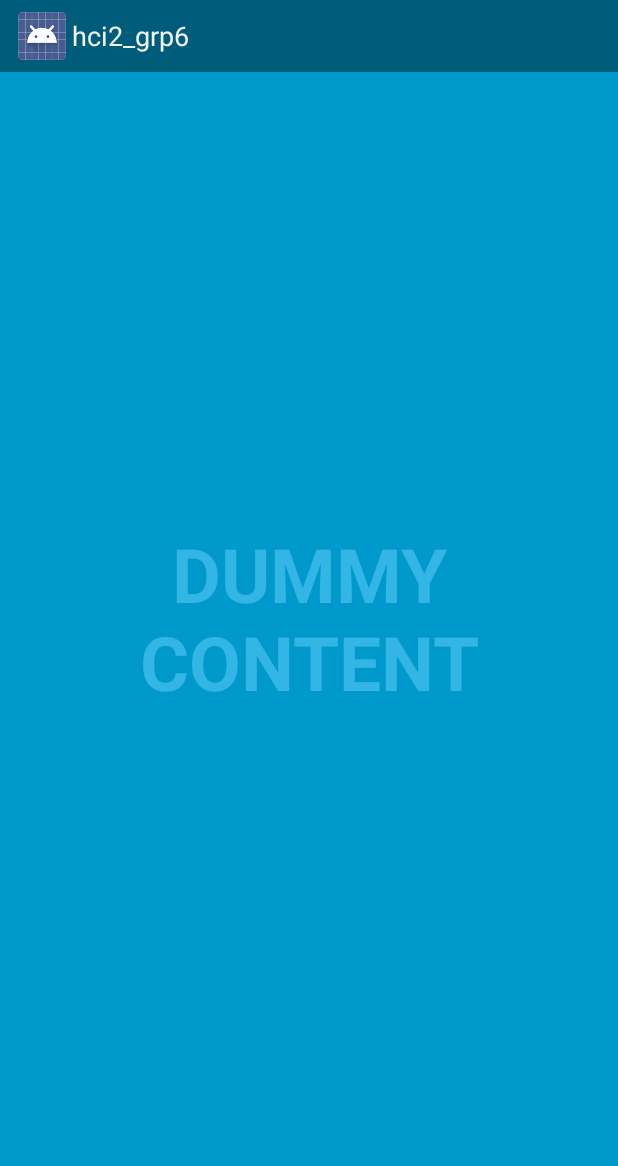
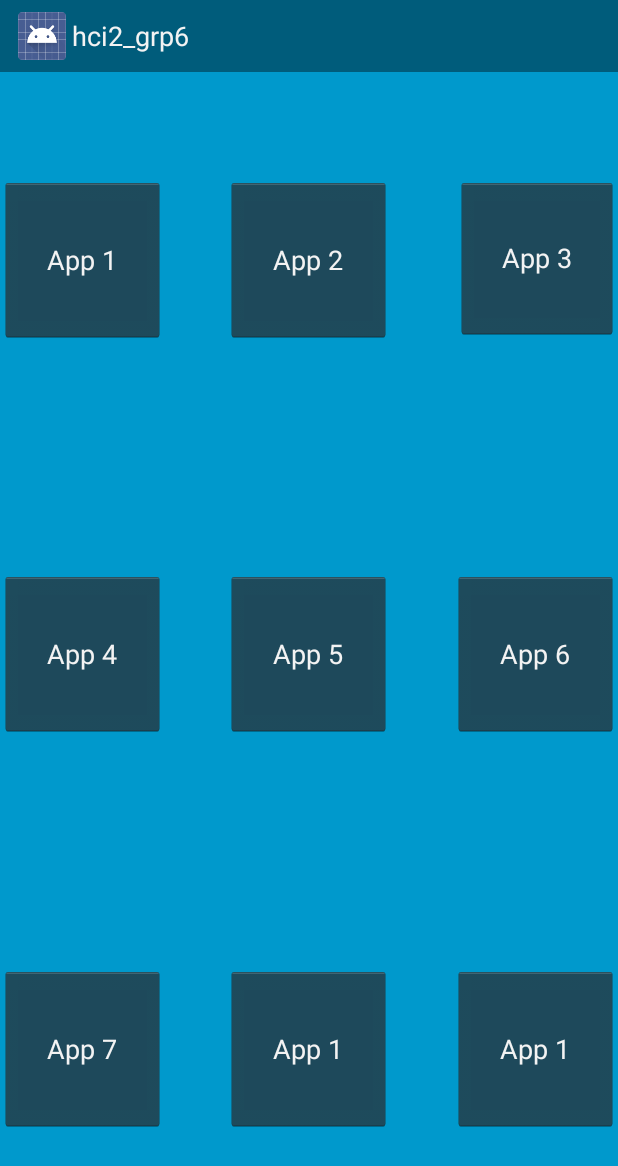
Before and after one commit to williamhc/hci2_launcher_demo, an Android app: the screen it shows after launch (LaunchActivity), on a phone screen of 412 x 824 dp. Shown: the top 1166 px of the screen. Run offline under Robolectric (Android 15) with nearby library versions, the phone set to English and light mode, and no system bars.

Commit message:
add 9 buttons to launch view

```diff
--- a/app/src/main/java/com/hci2_grp6/app/LaunchActivity.java
+++ b/app/src/main/java/com/hci2_grp6/app/LaunchActivity.java
@@ -107,11 +107,6 @@ public class LaunchActivity extends Activity {
                 }
             }
         });
-
-        // Upon interacting with UI controls, delay any scheduled hide()
-        // operations to prevent the jarring behavior of controls going away
-        // while interacting with the UI.
-        findViewById(R.id.dummy_button).setOnTouchListener(mDelayHideTouchListener);
     }
 
     @Override
--- a/app/src/main/res/layout/activity_launch.xml
+++ b/app/src/main/res/layout/activity_launch.xml
@@ -15,8 +15,7 @@
         android:textColor="#33b5e5"
         android:textStyle="bold"
         android:textSize="50sp"
-        android:gravity="center"
-        android:text="@string/dummy_content" />
+        android:gravity="center" />
 
     <!-- This FrameLayout insets its children based on system windows using
          android:fitsSystemWindows. -->
@@ -33,14 +32,77 @@
             android:orientation="horizontal"
             tools:ignore="UselessParent">
 
-            <Button android:id="@+id/dummy_button"
-                style="?metaButtonBarButtonStyle"
-                android:layout_width="0dp"
-                android:layout_height="wrap_content"
-                android:layout_weight="1"
-                android:text="@string/dummy_button" />
+        </LinearLayout>
 
-        </LinearLayout>
+        <Button
+            android:layout_width="108dp"
+            android:layout_height="108dp"
+            android:text="App 3"
+            android:id="@+id/button3"
+            android:layout_gravity="right|top"
+            android:layout_marginTop="70dp" />
+
+        <Button
+            android:layout_width="110dp"
+            android:layout_height="110dp"
+            android:text="App 1"
+            android:id="@+id/button"
+            android:layout_gravity="left|top"
+            android:layout_marginTop="70dp" />
+
+        <Button
+            android:layout_width="110dp"
+            android:layout_height="110dp"
+            android:text="App 2"
+            android:id="@+id/button2"
+            android:layout_gravity="center_horizontal|top"
+            android:layout_marginTop="70dp" />
+
+        <Button
+            android:layout_width="110dp"
+            android:layout_height="110dp"
+            android:text="App 4"
+            android:id="@+id/button10"
+            android:layout_gravity="left|center_vertical" />
+
+        <Button
+            android:layout_width="110dp"
+            android:layout_height="110dp"
+            android:text="App 5"
+            android:id="@+id/button4"
+            android:layout_gravity="center" />
+
+        <Button
+            android:layout_width="110dp"
+            android:layout_height="110dp"
+            android:text="App 6"
+            android:id="@+id/button5"
+            android:layout_gravity="right|center_vertical" />
+
+        <Button
+            android:layout_width="110dp"
+            android:layout_height="110dp"
+            android:text="App 7"
+            android:id="@+id/button6"
+            android:layout_gravity="left|bottom"
+            android:layout_marginBottom="70dp" />
+
+        <Button
+            android:layout_width="110dp"
+            android:layout_height="110dp"
+            android:text="App 1"
+            android:id="@+id/button7"
+            android:layout_gravity="center_horizontal|bottom"
+            android:layout_marginBottom="70dp" />
+
+        <Button
+            android:layout_width="110dp"
+            android:layout_height="110dp"
+            android:text="App 1"
+            android:id="@+id/button8"
+            android:layout_gravity="right|bottom"
+            android:layout_marginBottom="70dp" />
+
     </FrameLayout>
 
 </FrameLayout>
```
Also changed, not shown: 2 other files.
